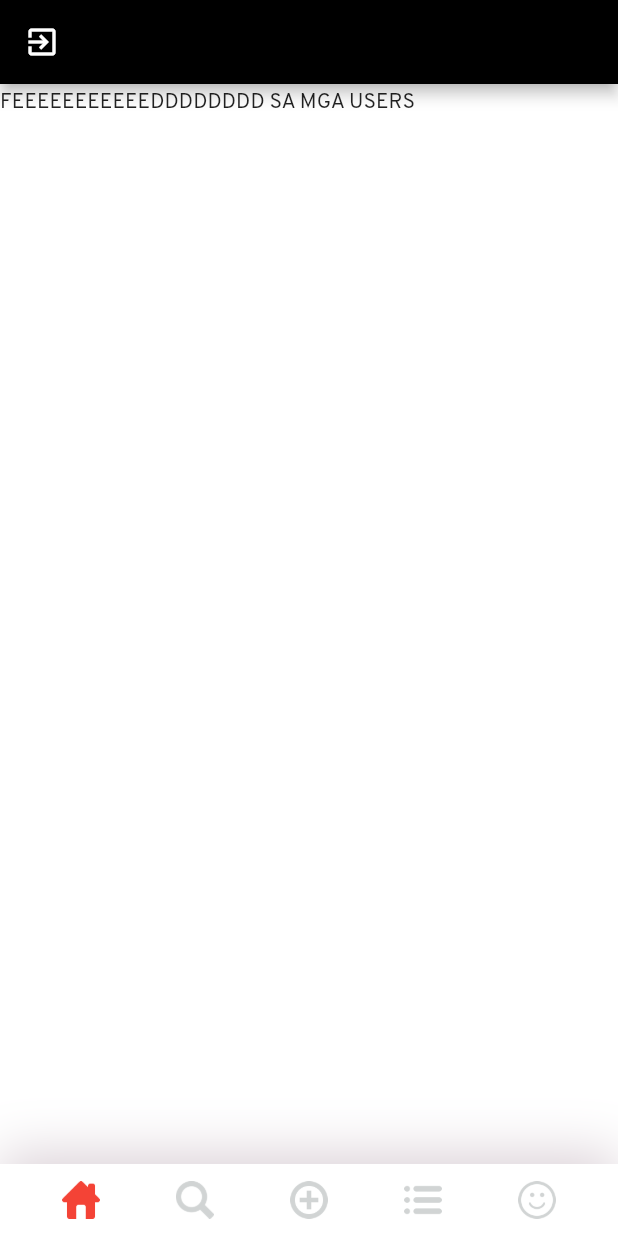
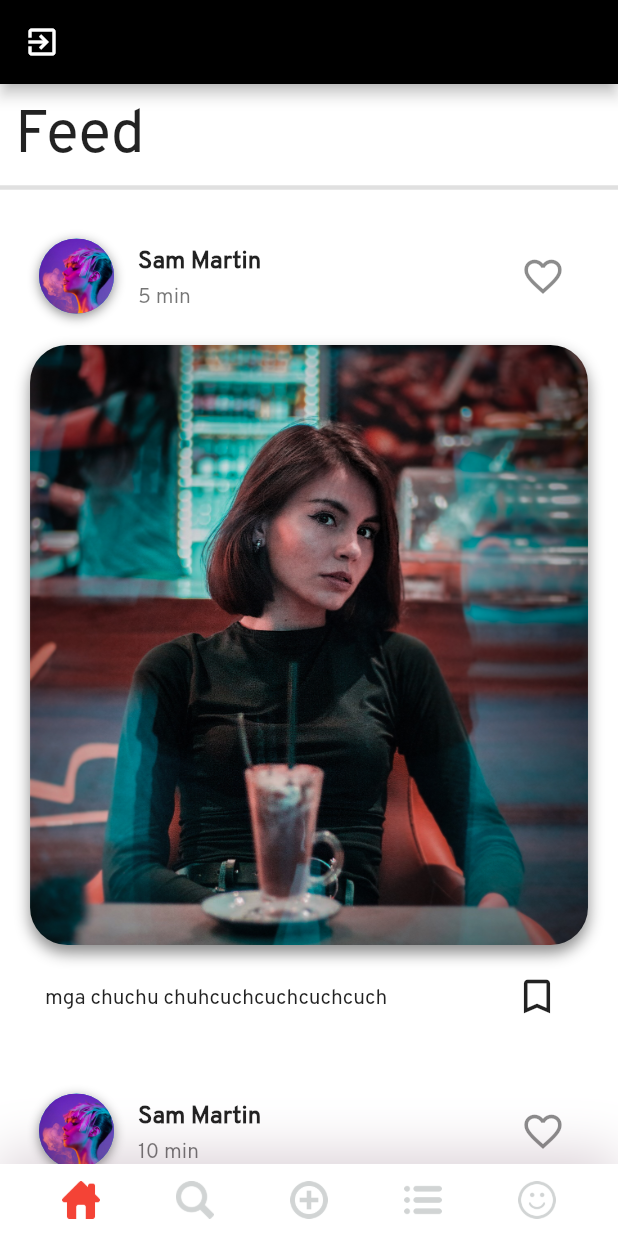
Before and after one commit to jmtaranza/Recipe-app, a Flutter app: the Feed screen opened directly, on a phone screen of 412 x 824 dp. Run offline on Flutter 3.47's test engine with Material 2 defaults, Android fonts, the phone set to English and light mode, and no system bars; our stand-ins replace cloud_firestore, firebase_auth, firebase_storage, flutter_image_compress, flutter_spinkit, google_sign_in and 8 more; accounts and stored records are empty.

Commit message:
added partial feed UI

```diff
--- /dev/null
+++ b/lib/models/post_model.dart
@@ -0,0 +1,39 @@
+class Post {
+  String authorName;
+  String authorImageUrl;
+  String timeAgo;
+  String imageUrl;
+
+  Post({
+    this.authorName,
+    this.authorImageUrl,
+    this.timeAgo,
+    this.imageUrl,
+  });
+}
+
+final List<Post> posts = [
+  Post(
+    authorName: 'Sam Martin',
+    authorImageUrl: 'assets/images/user0.png',
+    timeAgo: '5 min',
+    imageUrl: 'assets/images/post0.jpg',
+  ),
+  Post(
+    authorName: 'Sam Martin',
+    authorImageUrl: 'assets/images/user0.png',
+    timeAgo: '10 min',
+    imageUrl: 'assets/images/post1.jpg',
+  ),
+];
+
+final List<String> stories = [
+  'assets/images/user1.png',
+  'assets/images/user2.png',
+  'assets/images/user3.png',
+  'assets/images/user4.png',
+  'assets/images/user0.png',
+  'assets/images/user1.png',
+  'assets/images/user2.png',
+  'assets/images/user3.png',
+];
--- a/lib/views/feed.dart
+++ b/lib/views/feed.dart
@@ -1,6 +1,8 @@
 import 'package:RecipeApp/helper/authenticate.dart';
+import 'package:RecipeApp/models/post_model.dart';
 
 import 'package:RecipeApp/services/auth.dart';
+import 'package:RecipeApp/views/screens/view_post_screen.dart';
 import 'package:RecipeApp/widget/bottomnav.dart';
 import 'package:RecipeApp/widget/navitem.dart';
 
@@ -13,6 +15,115 @@ class Feed extends StatefulWidget {
 }
 
 class _FeedState extends State<Feed> {
+  Widget _buildPost(int index) {
+    return Padding(
+      padding: EdgeInsets.symmetric(horizontal: 10.0, vertical: 5.0),
+      child: Container(
+        width: double.infinity,
+        height: 560.0,
+        decoration: BoxDecoration(
+          color: Colors.white,
+          borderRadius: BorderRadius.circular(25.0),
+        ),
+        child: Column(
+          children: <Widget>[
+            Padding(
+              padding: EdgeInsets.symmetric(vertical: 10.0),
+              child: Column(
+                children: <Widget>[
+                  ListTile(
+                    leading: Container(
+                      width: 50.0,
+                      height: 50.0,
+                      decoration: BoxDecoration(
+                        shape: BoxShape.circle,
+                        boxShadow: [
+                          BoxShadow(
+                            color: Colors.black45,
+                            offset: Offset(0, 2),
+                            blurRadius: 6.0,
+                          ),
+                        ],
+                      ),
+                      child: CircleAvatar(
+                        child: ClipOval(
+                          child: Image(
+                            height: 50.0,
+                            width: 50.0,
+                            image: AssetImage(posts[index].authorImageUrl),
+                            fit: BoxFit.cover,
+                          ),
+                        ),
+                      ),
+                    ),
+                    title: Text(
+                      posts[index].authorName,
+                      style: TextStyle(
+                        fontWeight: FontWeight.bold,
+                      ),
+                    ),
+                    subtitle: Text(posts[index].timeAgo),
+                    trailing: IconButton(
+                      icon: Icon(Icons.favorite_border),
+                      iconSize: 30.0,
+                      onPressed: () => print('Like post'),
+                    ),
+                  ),
+                  InkWell(
+                    onDoubleTap: () => print('Like post'),
+                    onTap: () {
+                      Navigator.push(
+                        context,
+                        MaterialPageRoute(
+                          builder: (_) => ViewPostScreen(
+                            post: posts[index],
+                          ),
+                        ),
+                      );
+                    },
+                    child: Container(
+                      margin: EdgeInsets.all(10.0),
+                      width: double.infinity,
+                      height: 400.0,
+                      decoration: BoxDecoration(
+                        borderRadius: BorderRadius.circular(25.0),
+                        boxShadow: [
+                          BoxShadow(
+                            color: Colors.black45,
+                            offset: Offset(0, 5),
+                            blurRadius: 8.0,
+                          ),
+                        ],
+                        image: DecorationImage(
+                          image: AssetImage(posts[index].imageUrl),
+                          fit: BoxFit.fitWidth,
+                        ),
+                      ),
+                    ),
+                  ),
+                  Padding(
+                    padding: EdgeInsets.symmetric(horizontal: 20.0),
+                    child: Row(
+                      mainAxisAlignment: MainAxisAlignment.spaceBetween,
+                      children: <Widget>[
+                        Text('mga chuchu chuhcuchcuchcuchcuch'),
+                        IconButton(
+                          icon: Icon(Icons.bookmark_border),
+                          iconSize: 30.0,
+                          onPressed: () => print('Save post'),
+                        ),
+                      ],
+                    ),
+                  ),
+                ],
+              ),
+            ),
+          ],
+        ),
+      ),
+    );
+  }
+
   @override
   Widget build(BuildContext context) {
     return ChangeNotifierProvider(
@@ -32,7 +143,23 @@ class _FeedState extends State<Feed> {
           ),
         ),
         body: Container(
-          child: Text('FEEEEEEEEEEEDDDDDDDD SA MGA USERS'),
+          child: ListView(
+            physics: AlwaysScrollableScrollPhysics(),
+            children: <Widget>[
+              Padding(
+                padding: const EdgeInsets.only(left: 10),
+                child: Text(
+                  'Feed',
+                  style: TextStyle(fontSize: 40),
+                ),
+              ),
+              Divider(
+                thickness: 3,
+              ),
+              _buildPost(0),
+              _buildPost(1),
+            ],
+          ),
         ),
         bottomNavigationBar: MyBottomNavBar(),
       ),
--- a/pubspec.yaml
+++ b/pubspec.yaml
@@ -46,6 +46,8 @@ dependencies:
   transparent_image: ^1.0.0
   loading_overlay: ^0.2.1
   flutter_spinkit: "^4.1.2"
+  flutter_icons: ^1.1.0
+
 
 
 
```
Also changed, not shown: lib/models/comment_model.dart (added, +39 -0 lines), lib/views/publishrecipe.dart (+15 -1 lines), lib/views/screens/view_post_screen.dart (added, +321 -0 lines), lib/views/search.dart (+14 -3 lines), assets/images/post0.jpg (added), assets/images/post1.jpg (added), assets/images/user0.png (added), assets/images/user1.png (added), assets/images/user2.png (added), assets/images/user3.png (added), assets/images/user4.png (added), lib/views/screens/profile.dart (deleted), pubspec.lock.
